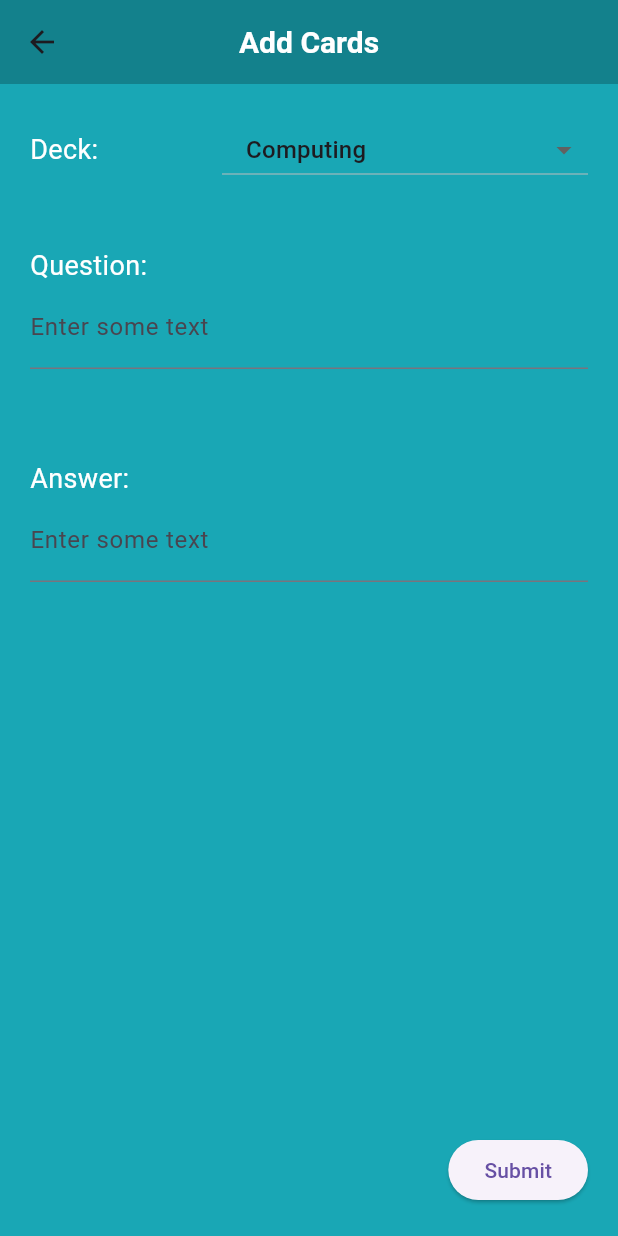
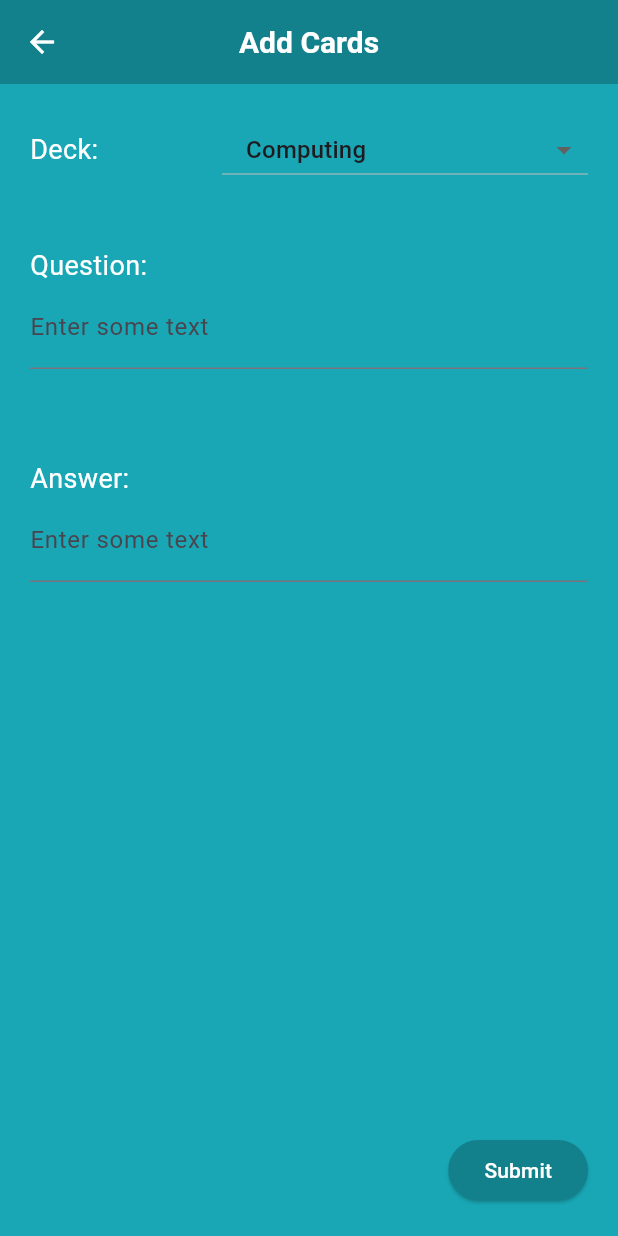
Before and after one commit to SamWylie262/Computer-Science-NEA, a Flutter app: the screen it shows after launch, after a tap on the "add" icon, on a phone screen of 412 x 824 dp. Run offline on Flutter 3.47's test engine with Material 3 defaults, Android fonts, the light colour scheme and no system bars; missing offline and left inert: flutter_neon, orm, resizable_widget; key blocks and very long unbroken strings in the code were emptied for the run.

Commit message:
UI update

```diff
--- a/lib/pages/add_page.dart
+++ b/lib/pages/add_page.dart
@@ -20,7 +20,7 @@ class _AddPageState extends State<AddPage> {
         title: const Text('Add Cards'),
         centerTitle: true,
         leading: IconButton(
-          icon: const Icon(Icons.arrow_back),
+          icon: const Icon(Icons.arrow_back, color: Colors.white),
           onPressed: () {
             Navigator.push(
               context,
@@ -115,6 +115,11 @@ class _AddPageState extends State<AddPage> {
                     // Add your button logic here
                   },
                   child: Text('Submit'),
+                  style: ElevatedButton.styleFrom(
+                    foregroundColor: Colors.white,
+                    backgroundColor: Theme.of(context)
+                        .primaryColor, // Set the button color to primary color
+                  ),
                 ),
               ],
             ),
--- a/lib/pages/browse_page.dart
+++ b/lib/pages/browse_page.dart
@@ -17,7 +17,7 @@ class _BrowsePageState extends State<BrowsePage> {
         title: const Text('Browse Cards'),
         centerTitle: true,
         leading: IconButton(
-          icon: const Icon(Icons.arrow_back),
+          icon: const Icon(Icons.arrow_back, color: Colors.white),
           onPressed: () {
             Navigator.push(
               context,
--- a/lib/pages/flashcards_page.dart
+++ b/lib/pages/flashcards_page.dart
@@ -16,7 +16,7 @@ class _FlashcardsPageState extends State<FlashcardsPage> {
         centerTitle: true,
         title: const Text('Review Page'),
         leading: IconButton(
-          icon: const Icon(Icons.arrow_back),
+          icon: const Icon(Icons.arrow_back, color: Colors.white),
           onPressed: () {
             Navigator.push(
               context,
@@ -38,6 +38,7 @@ class _FlashcardsPageState extends State<FlashcardsPage> {
                 child: Text('Daily Review'),
               ),
               style: ElevatedButton.styleFrom(
+                backgroundColor: Theme.of(context).primaryColor,
                 minimumSize: Size(200, 100), // specify the button's size
               ),
             ),
@@ -47,6 +48,7 @@ class _FlashcardsPageState extends State<FlashcardsPage> {
                 // Add your button logic here
               },
               style: ElevatedButton.styleFrom(
+                backgroundColor: Theme.of(context).primaryColor,
                 minimumSize: Size(200, 100), // specify the button's size
               ),
               child: DefaultTextStyle(
--- a/lib/pages/home_page.dart
+++ b/lib/pages/home_page.dart
@@ -44,7 +44,7 @@ class _HomePageState extends State<HomePage> {
           mainAxisAlignment: MainAxisAlignment.spaceBetween,
           children: [
             IconButton(
-              icon: const Icon(Icons.search),
+              icon: const Icon(Icons.search, color: Colors.white),
               onPressed: () {
                 Navigator.push(
                   context,
@@ -59,7 +59,7 @@ class _HomePageState extends State<HomePage> {
               ),
             ),
             IconButton(
-              icon: const Icon(Icons.settings),
+              icon: const Icon(Icons.settings, color: Colors.white),
               onPressed: () {
                 Navigator.push(
                   context,
@@ -103,7 +103,7 @@ class _HomePageState extends State<HomePage> {
                         },
                         backgroundColor: Theme.of(context)
                             .primaryColor, // Set the background color to the primary color
-                        child: Icon(Icons.add, size: 30),
+                        child: Icon(Icons.add, color: Colors.white, size: 30),
                       ),
                     ),
                   ],
--- a/lib/pages/settings_page.dart
+++ b/lib/pages/settings_page.dart
@@ -16,7 +16,10 @@ class _SettingsPageState extends State<SettingsPage> {
         title: const Text('Settings'),
         centerTitle: true,
         leading: IconButton(
-          icon: const Icon(Icons.arrow_back),
+          icon: const Icon(
+            Icons.arrow_back,
+            color: Colors.white,
+          ),
           onPressed: () {
             Navigator.push(
               context,
```
Also changed, not shown: package-lock.json.
